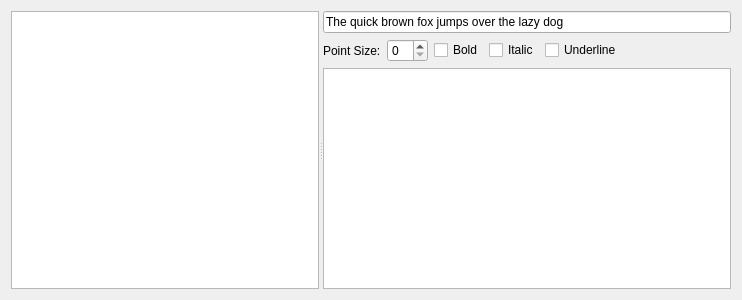
The window that plugins/fontbrowser/fontbrowserwidget.ui (deepin-community/gammaray) describes before a commit, drawn with Qt 5.
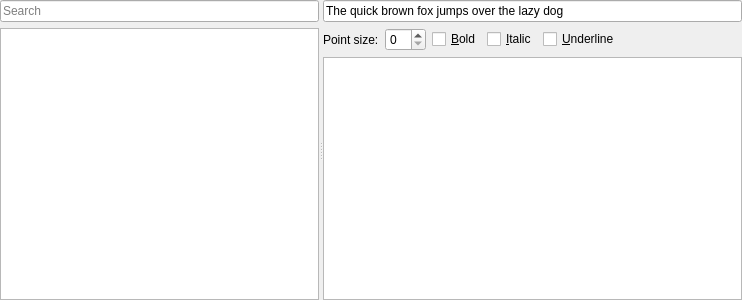
The same window after the commit. Custom widgets are drawn as their Qt base class.

```diff
--- a/plugins/fontbrowser/fontbrowserwidget.ui
+++ b/plugins/fontbrowser/fontbrowserwidget.ui
@@ -10,16 +10,53 @@
     <height>300</height>
    </rect>
   </property>
-  <layout class="QVBoxLayout" name="verticalLayout_15">
+  <layout class="QVBoxLayout" name="verticalLayout_3">
+   <property name="leftMargin">
+    <number>0</number>
+   </property>
+   <property name="topMargin">
+    <number>0</number>
+   </property>
+   <property name="rightMargin">
+    <number>0</number>
+   </property>
+   <property name="bottomMargin">
+    <number>0</number>
+   </property>
    <item>
     <widget class="QSplitter" name="mainSplitter">
      <property name="orientation">
       <enum>Qt::Horizontal</enum>
      </property>
-     <widget class="GammaRay::DeferredTreeView" name="fontTree">
-      <property name="uniformRowHeights">
-       <bool>true</bool>
-      </property>
+     <widget class="QWidget" name="widget" native="true">
+      <layout class="QVBoxLayout" name="verticalLayout_2">
+       <property name="leftMargin">
+        <number>0</number>
+       </property>
+       <property name="topMargin">
+        <number>0</number>
+       </property>
+       <property name="rightMargin">
+        <number>0</number>
+       </property>
+       <property name="bottomMargin">
+        <number>0</number>
+       </property>
+       <item>
+        <widget class="QLineEdit" name="fontSearchLine">
+         <property name="placeholderText">
+          <string>Search</string>
+         </property>
+        </widget>
+       </item>
+       <item>
+        <widget class="GammaRay::DeferredTreeView" name="fontTree">
+         <property name="uniformRowHeights">
+          <bool>true</bool>
+         </property>
+        </widget>
+       </item>
+      </layout>
      </widget>
      <widget class="QWidget" name="layoutWidget_7">
       <layout class="QVBoxLayout" name="verticalLayout">
@@ -42,7 +79,10 @@
           <item>
            <widget class="QLabel" name="label">
             <property name="text">
-             <string>Point Size:</string>
+             <string>Point size:</string>
+            </property>
+            <property name="wordWrap">
+             <bool>true</bool>
             </property>
            </widget>
           </item>
@@ -51,22 +91,40 @@
           </item>
           <item>
            <widget class="QCheckBox" name="boldBox">
+            <property name="minimumSize">
+             <size>
+              <width>28</width>
+              <height>0</height>
+             </size>
+            </property>
             <property name="text">
-             <string>Bold</string>
+             <string>&amp;Bold</string>
             </property>
            </widget>
           </item>
           <item>
            <widget class="QCheckBox" name="italicBox">
+            <property name="minimumSize">
+             <size>
+              <width>28</width>
+              <height>0</height>
+             </size>
+            </property>
             <property name="text">
-             <string>Italic</string>
+             <string>&amp;Italic</string>
             </property>
            </widget>
           </item>
           <item>
            <widget class="QCheckBox" name="underlineBox">
+            <property name="minimumSize">
+             <size>
+              <width>28</width>
+              <height>0</height>
+             </size>
+            </property>
             <property name="text">
-             <string>Underline</string>
+             <string>&amp;Underline</string>
             </property>
            </widget>
           </item>
```
Left out of the diff: 15 changed lines with no effect on the pictures.
